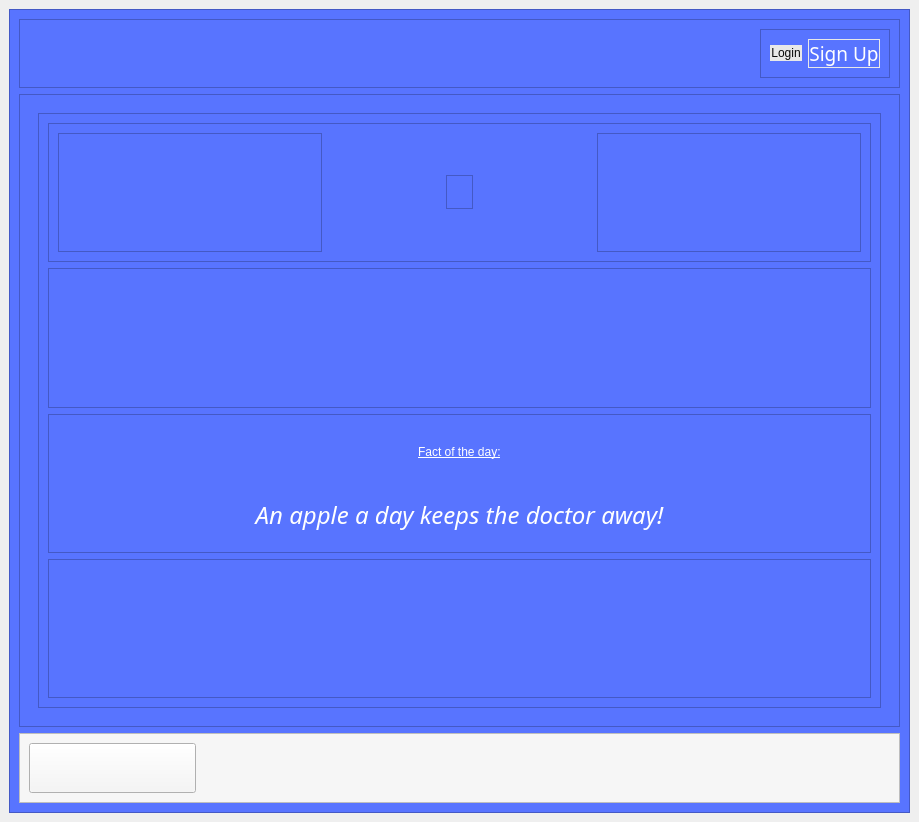
The window that ui/homepage.ui (neel-mistry/PoCoH-MiniProj) describes before a commit, drawn with Qt 5.
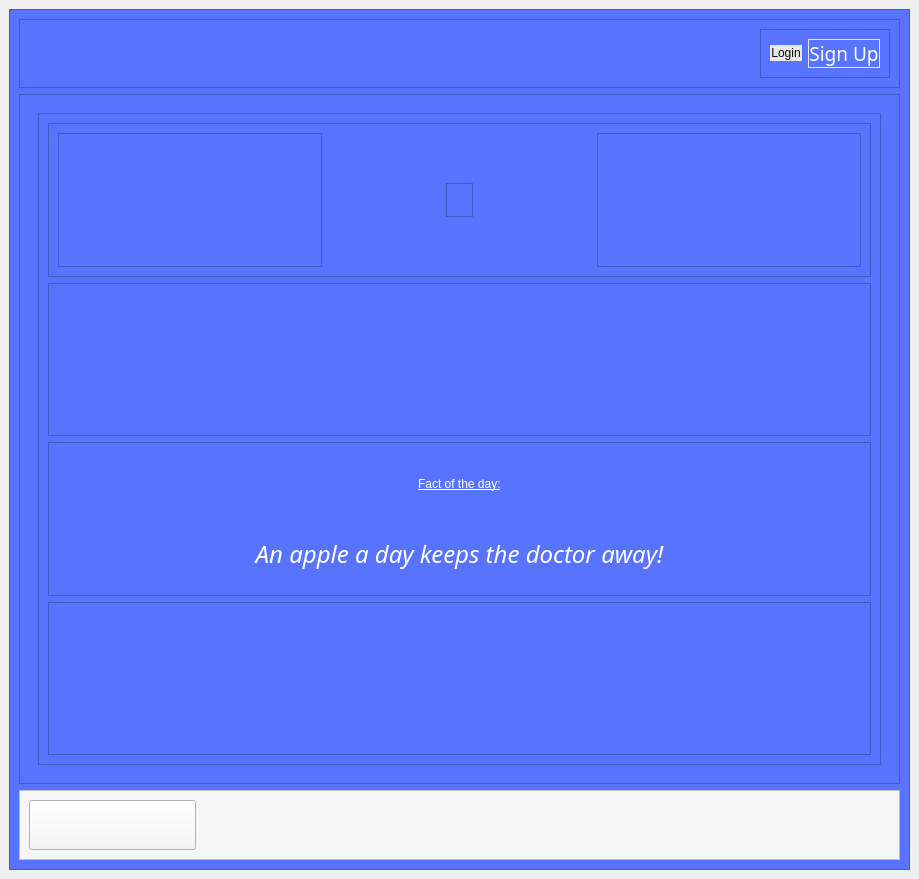
The same window after the commit. Icons and pictures are not drawn.

What changed in the file:
```diff
--- a/ui/homepage.ui
+++ b/ui/homepage.ui
@@ -7,7 +7,7 @@
     <x>0</x>
     <y>0</y>
     <width>919</width>
-    <height>822</height>
+    <height>879</height>
    </rect>
   </property>
   <property name="windowTitle">
```
Left out of the diff: 12 changed lines with no effect on the pictures.
